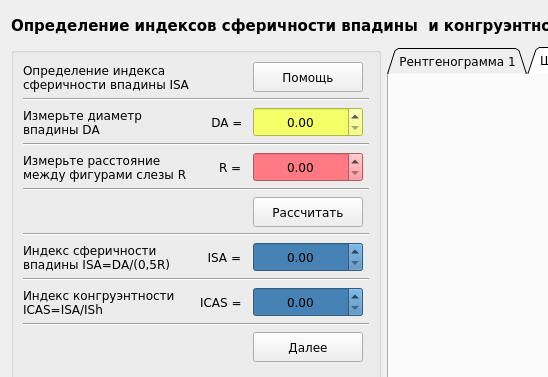
Above: Medic/forms/ui/form4.ui from W3STi/Medical-calculate-programm before the change; both pictures show x 0 to 548 and y 0 to 377 of the 1045 by 558 pixel window. Below: the same form after it.
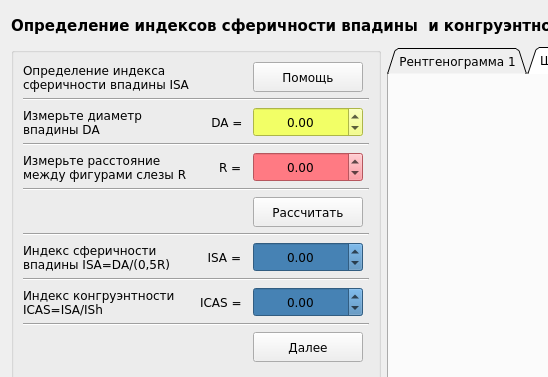
That is the form after the change.

```diff
--- a/Medic/forms/ui/form4.ui
+++ b/Medic/forms/ui/form4.ui
@@ -7,7 +7,7 @@
     <x>0</x>
     <y>0</y>
     <width>1045</width>
-    <height>548</height>
+    <height>554</height>
    </rect>
   </property>
   <property name="windowTitle">
@@ -117,6 +117,12 @@
         <property name="alignment">
          <set>Qt::AlignCenter</set>
         </property>
+        <property name="minimum">
+         <double>-10000.000000000000000</double>
+        </property>
+        <property name="maximum">
+         <double>10000.989999999999782</double>
+        </property>
         <property name="singleStep">
          <double>0.100000000000000</double>
         </property>
@@ -155,6 +161,12 @@
         <property name="alignment">
          <set>Qt::AlignCenter</set>
         </property>
+        <property name="minimum">
+         <double>-10000.000000000000000</double>
+        </property>
+        <property name="maximum">
+         <double>10000.989999999999782</double>
+        </property>
         <property name="singleStep">
          <double>0.100000000000000</double>
         </property>
@@ -314,6 +326,12 @@
         <property name="alignment">
          <set>Qt::AlignCenter</set>
         </property>
+        <property name="minimum">
+         <double>-10000.000000000000000</double>
+        </property>
+        <property name="maximum">
+         <double>10000.989999999999782</double>
+        </property>
         <property name="singleStep">
          <double>0.100000000000000</double>
         </property>
@@ -355,6 +373,12 @@
         <property name="alignment">
          <set>Qt::AlignCenter</set>
         </property>
+        <property name="minimum">
+         <double>-10000.000000000000000</double>
+        </property>
+        <property name="maximum">
+         <double>10000.989999999999782</double>
+        </property>
         <property name="singleStep">
          <double>0.100000000000000</double>
         </property>
```
